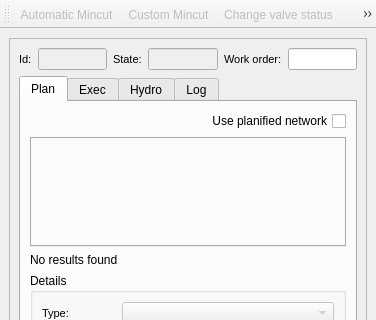
This is core/ui/toolbars/om/mincut.ui in Giswater/giswater_qgis_plugin as Qt 5 draws it before an edit; both pictures show x 0 to 376 and y 0 to 320 of the 376 by 768 pixel window. The edited form follows.
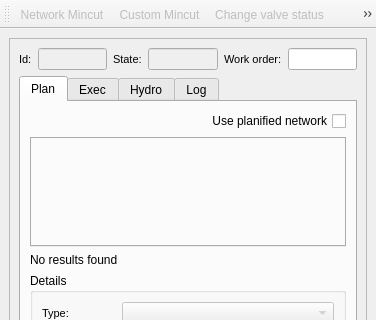
This is the edited form. Icons and pictures are not drawn.

Commit message: Minor enhancement: manage btn_accept editability from mincut manager before/after execute action

```diff
--- a/core/ui/toolbars/om/mincut.ui
+++ b/core/ui/toolbars/om/mincut.ui
@@ -946,7 +946,7 @@
      <normaloff>../../../../icons/dialogs/20x20/126.png</normaloff>../../../../icons/dialogs/20x20/126.png</iconset>
    </property>
    <property name="text">
-    <string>Automatic Mincut</string>
+    <string>Network Mincut</string>
    </property>
    <property name="toolTip">
     <string>Automatic Mincut</string>
@@ -979,7 +979,7 @@
      <normaloff>../../../../icons/dialogs/20x20/121.png</normaloff>../../../../icons/dialogs/20x20/121.png</iconset>
    </property>
    <property name="text">
-    <string>Connec</string>
+    <string>Connec Mincut</string>
    </property>
   </action>
   <action name="actionAddHydrometer">
@@ -991,7 +991,7 @@
      <normaloff>../../../../icons/dialogs/20x20/122.png</normaloff>../../../../icons/dialogs/20x20/122.png</iconset>
    </property>
    <property name="text">
-    <string>Hydrometer</string>
+    <string>Hydrometer Mincut</string>
    </property>
   </action>
   <action name="actionComposer">
```
The commit also changes 1 other file.
